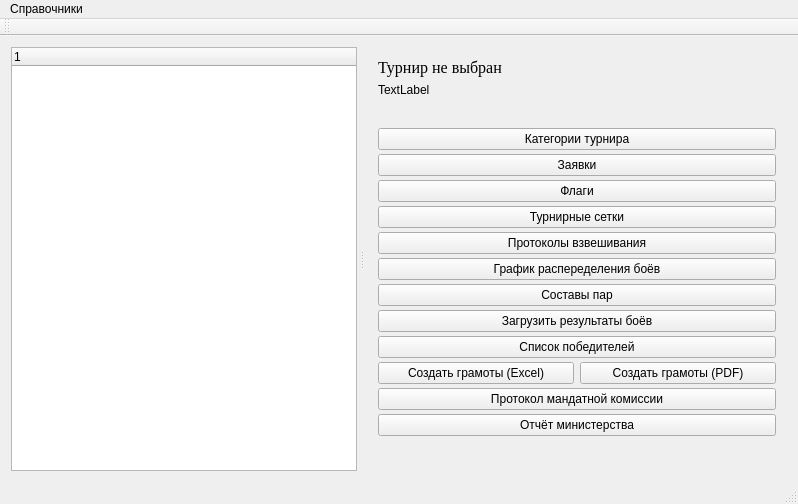
Above: TournamentManager/mainwindow.ui from BarsukAlexey/xelarogi before the change. Below: the same form after it.
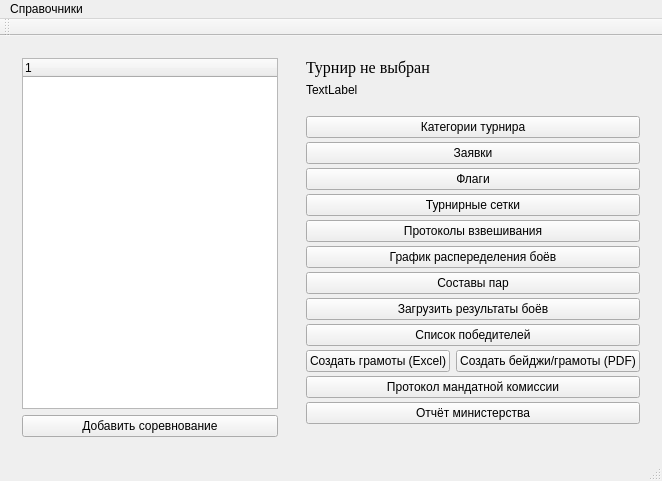
That is the form after the change. The open tabs and pages were chosen to show the change.

What changed in the file:
```diff
--- a/TournamentManager/mainwindow.ui
+++ b/TournamentManager/mainwindow.ui
@@ -2,42 +2,15 @@
 <ui version="4.0">
  <class>MainWindow</class>
  <widget class="QMainWindow" name="MainWindow">
-  <property name="geometry">
-   <rect>
-    <x>0</x>
-    <y>0</y>
-    <width>798</width>
-    <height>504</height>
-   </rect>
-  </property>
   <property name="windowTitle">
    <string>MainWindow</string>
   </property>
   <widget class="QWidget" name="centralWidget">
-   <layout class="QVBoxLayout" name="verticalLayout_2">
+   <layout class="QHBoxLayout" name="horizontalLayout_2">
     <item>
-     <widget class="QSplitter" name="splitter">
-      <property name="sizePolicy">
-       <sizepolicy hsizetype="Expanding" vsizetype="Expanding">
-        <horstretch>0</horstretch>
-        <verstretch>0</verstretch>
-       </sizepolicy>
-      </property>
-      <property name="lineWidth">
-       <number>1</number>
-      </property>
-      <property name="midLineWidth">
-       <number>1</number>
-      </property>
-      <property name="orientation">
-       <enum>Qt::Horizontal</enum>
-      </property>
-      <property name="opaqueResize">
-       <bool>true</bool>
-      </property>
-      <property name="handleWidth">
-       <number>10</number>
-      </property>
+     <widget class="QWidget" name="widget" native="true">
+      <layout class="QGridLayout" name="gridLayout_3">
+       <item row="0" column="0">
       <widget class="QTreeWidget" name="tournamentTreeWidget">
        <property name="sizePolicy">
         <sizepolicy hsizetype="Preferred" vsizetype="Expanding">
@@ -72,6 +45,18 @@
         </property>
        </column>
       </widget>
+       </item>
+       <item row="1" column="0">
+        <widget class="QPushButton" name="pushButtonAddContest">
+         <property name="text">
+          <string>Добавить соревнование</string>
+         </property>
+        </widget>
+       </item>
+      </layout>
+     </widget>
+    </item>
+    <item>
       <widget class="QStackedWidget" name="stackedWidget">
        <property name="minimumSize">
         <size>
@@ -267,7 +252,7 @@
              <item>
               <widget class="QPushButton" name="trophyBtnImage">
                <property name="text">
-                <string>Создать грамоты (PDF)</string>
+               <string>Создать бейджи/грамоты (PDF)</string>
                </property>
               </widget>
              </item>
@@ -305,7 +290,6 @@
         </layout>
        </widget>
       </widget>
-     </widget>
     </item>
    </layout>
   </widget>
@@ -314,7 +298,7 @@
     <rect>
      <x>0</x>
      <y>0</y>
-     <width>798</width>
+     <width>657</width>
      <height>21</height>
     </rect>
    </property>
```
Lines whose indentation alone changed are shown as unchanged.
